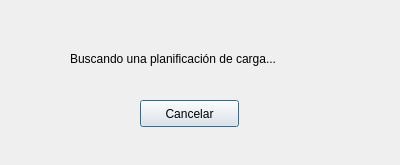
Old version of the form dialogalgorithmexecution.ui in the repository amsantosr/ContainerApp.
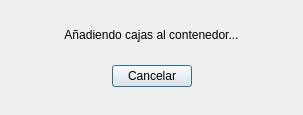
New version of the form.

Commit message: Añade color y descripción a las cajas

```diff
--- a/dialogalgorithmexecution.ui
+++ b/dialogalgorithmexecution.ui
@@ -6,39 +6,97 @@
    <rect>
     <x>0</x>
     <y>0</y>
-    <width>400</width>
-    <height>165</height>
+    <width>303</width>
+    <height>115</height>
    </rect>
   </property>
   <property name="windowTitle">
    <string>Información</string>
   </property>
-  <widget class="QLabel" name="label">
-   <property name="geometry">
-    <rect>
-     <x>70</x>
-     <y>50</y>
-     <width>256</width>
-     <height>17</height>
-    </rect>
-   </property>
-   <property name="text">
-    <string>Buscando una planificación de carga...</string>
-   </property>
-  </widget>
-  <widget class="QPushButton" name="pushButtonCancel">
-   <property name="geometry">
-    <rect>
-     <x>140</x>
-     <y>100</y>
-     <width>99</width>
-     <height>27</height>
-    </rect>
-   </property>
-   <property name="text">
-    <string>Cancelar</string>
-   </property>
-  </widget>
+  <layout class="QGridLayout" name="gridLayout">
+   <item row="3" column="1">
+    <widget class="QPushButton" name="pushButtonCancel">
+     <property name="text">
+      <string>Cancelar</string>
+     </property>
+    </widget>
+   </item>
+   <item row="3" column="0">
+    <spacer name="horizontalSpacer">
+     <property name="orientation">
+      <enum>Qt::Horizontal</enum>
+     </property>
+     <property name="sizeHint" stdset="0">
+      <size>
+       <width>91</width>
+       <height>20</height>
+      </size>
+     </property>
+    </spacer>
+   </item>
+   <item row="3" column="2">
+    <spacer name="horizontalSpacer_2">
+     <property name="orientation">
+      <enum>Qt::Horizontal</enum>
+     </property>
+     <property name="sizeHint" stdset="0">
+      <size>
+       <width>91</width>
+       <height>20</height>
+      </size>
+     </property>
+    </spacer>
+   </item>
+   <item row="4" column="1">
+    <spacer name="verticalSpacer">
+     <property name="orientation">
+      <enum>Qt::Vertical</enum>
+     </property>
+     <property name="sizeHint" stdset="0">
+      <size>
+       <width>20</width>
+       <height>40</height>
+      </size>
+     </property>
+    </spacer>
+   </item>
+   <item row="1" column="0" colspan="3">
+    <widget class="QLabel" name="label">
+     <property name="text">
+      <string>Añadiendo cajas al contenedor...</string>
+     </property>
+     <property name="alignment">
+      <set>Qt::AlignCenter</set>
+     </property>
+    </widget>
+   </item>
+   <item row="2" column="1">
+    <spacer name="verticalSpacer_3">
+     <property name="orientation">
+      <enum>Qt::Vertical</enum>
+     </property>
+     <property name="sizeHint" stdset="0">
+      <size>
+       <width>20</width>
+       <height>40</height>
+      </size>
+     </property>
+    </spacer>
+   </item>
+   <item row="0" column="0" colspan="3">
+    <spacer name="verticalSpacer_2">
+     <property name="orientation">
+      <enum>Qt::Vertical</enum>
+     </property>
+     <property name="sizeHint" stdset="0">
+      <size>
+       <width>20</width>
+       <height>40</height>
+      </size>
+     </property>
+    </spacer>
+   </item>
+  </layout>
  </widget>
  <resources/>
  <connections/>
```
The commit also changes 9 other files.
